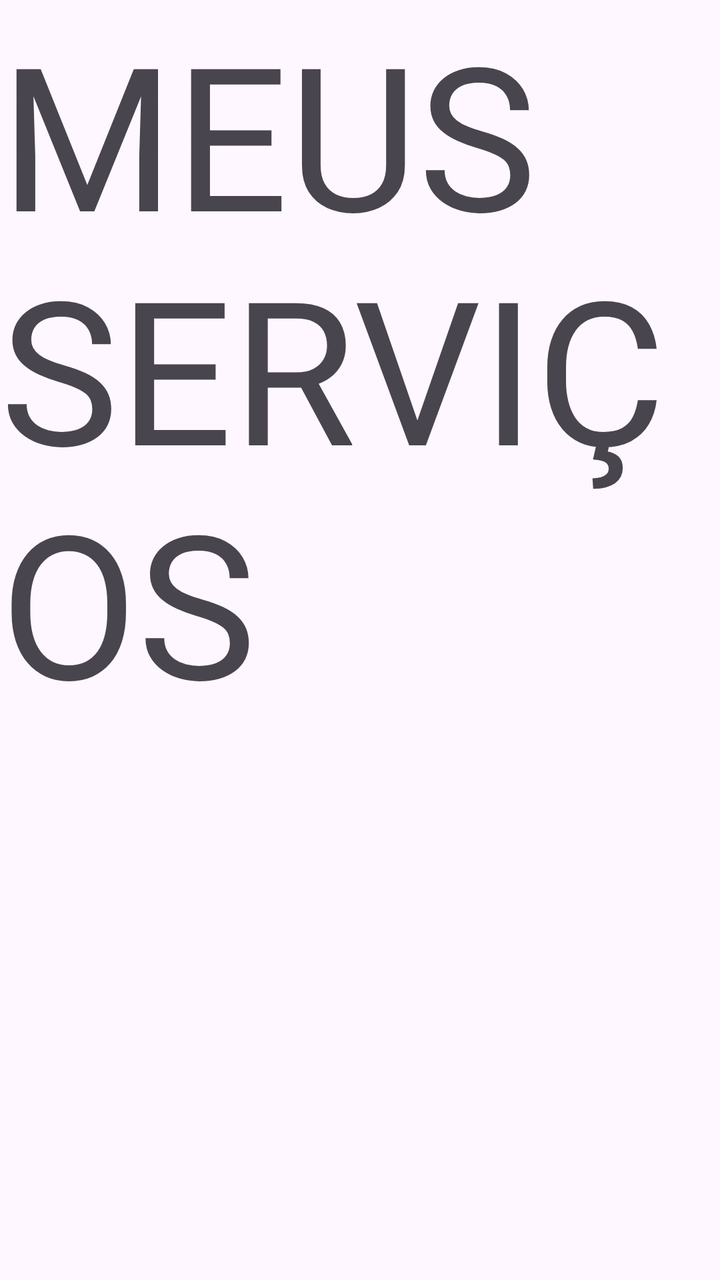
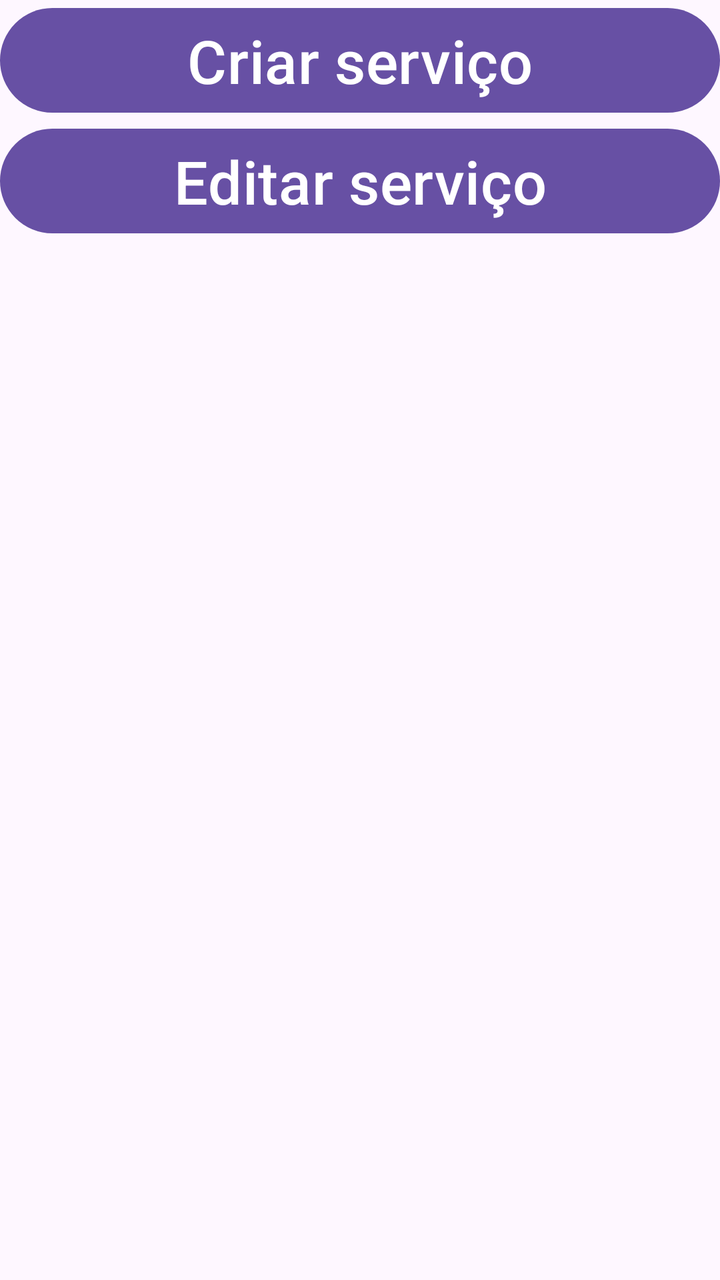

Screens rendered from an Android XML layout before and after an edit, with the pre-edit source and the edit as a unified diff.
<!-- AndroidManifest.xml: application theme Theme.AgenFree -->
<!-- res/layout/activity_my_service.xml -->
<?xml version="1.0" encoding="utf-8"?>
<androidx.constraintlayout.widget.ConstraintLayout xmlns:android="http://schemas.android.com/apk/res/android"
    xmlns:app="http://schemas.android.com/apk/res-auto"
    xmlns:tools="http://schemas.android.com/tools"
    android:id="@+id/main"
    android:layout_width="match_parent"
    android:layout_height="match_parent"
    tools:context=".MyService">

    <TextView
        android:layout_width="match_parent"
        android:layout_height="match_parent"
        android:text="MEUS SERVIÇOS"
        android:textSize="100dp"/>

</androidx.constraintlayout.widget.ConstraintLayout>
<!-- resources referenced by this layout -->
<resources>
  <style name="Theme.AgenFree" parent="Base.Theme.AgenFree" />
  <style name="Base.Theme.AgenFree" parent="Theme.Material3.DayNight.NoActionBar">
          
          
      </style>
</resources>

<!-- the commit's change to res/layout/activity_my_service.xml (unified diff, before → after) -->
@@ -7,10 +7,22 @@
     android:layout_height="match_parent"
     tools:context=".MyService">
 
-    <TextView
+    <LinearLayout
         android:layout_width="match_parent"
         android:layout_height="match_parent"
-        android:text="MEUS SERVIÇOS"
-        android:textSize="100dp"/>
+        android:orientation="vertical">
+        <Button
+            android:id="@+id/newServiceBtn"
+            android:layout_width="match_parent"
+            android:layout_height="wrap_content"
+            android:text="Criar serviço"
+            android:textSize="30dp"/>
+        <Button
+            android:id="@+id/editServiceBtn"
+            android:layout_width="match_parent"
+            android:layout_height="wrap_content"
+            android:text="Editar serviço"
+            android:textSize="30dp"/>
+    </LinearLayout>
 
 </androidx.constraintlayout.widget.ConstraintLayout>
